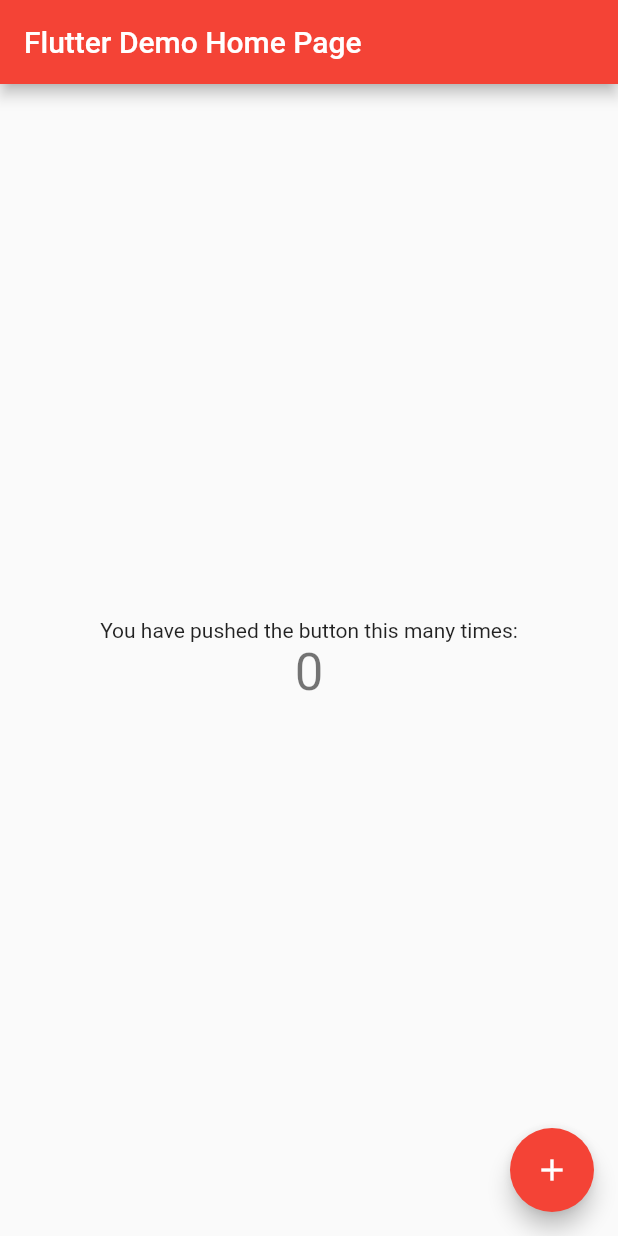
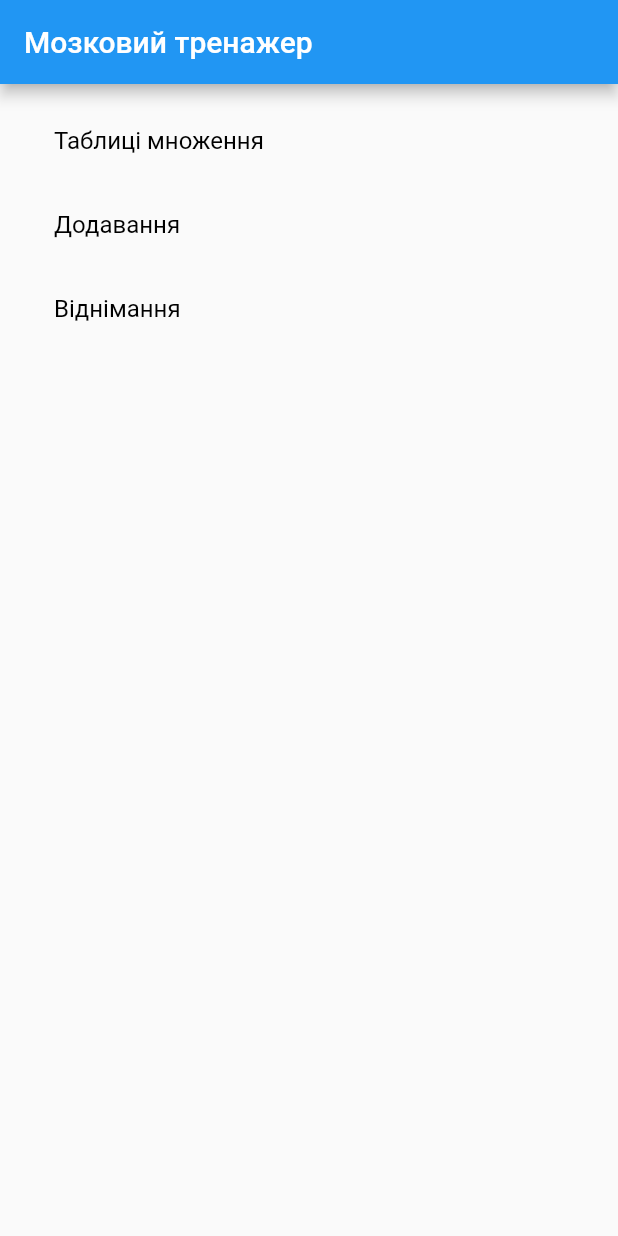
Before and after one commit to MokriyDoshch/TrainingBraine, a Flutter app: the screen it shows after launch, on a phone screen of 412 x 824 dp. Run offline on Flutter 3.47's test engine with Material 2 defaults, Android fonts, the phone set to English and light mode, and no system bars; our stand-ins replace audioplayers.

Commit message:
List of exercise equipment

```diff
--- a/lib/main.dart
+++ b/lib/main.dart
@@ -1,4 +1,6 @@
 import 'package:flutter/material.dart';
+
+import 'mainscreen.dart';
 
 void main() {
   runApp(const MyApp());
@@ -7,109 +9,8 @@ void main() {
 class MyApp extends StatelessWidget {
   const MyApp({super.key});
 
-  // This widget is the root of your application.
   @override
   Widget build(BuildContext context) {
-    return MaterialApp(
-      title: 'Flutter Demo',
-      theme: ThemeData(
-        // This is the theme of your application.
-        //
-        // Try running your application with "flutter run". You'll see the
-        // application has a blue toolbar. Then, without quitting the app, try
-        // changing the primarySwatch below to Colors.green and then invoke
-        // "hot reload" (press "r" in the console where you ran "flutter run",
-        // or simply save your changes to "hot reload" in a Flutter IDE).
-        // Notice that the counter didn't reset back to zero; the application
-        // is not restarted.
-        primarySwatch: Colors.red,
-      ),
-      home: const MyHomePage(title: 'Flutter Demo Home Page'),
-    );
+    return MainScreen();
   }
 }
-
-class MyHomePage extends StatefulWidget {
-  const MyHomePage({super.key, required this.title});
-
-  // This widget is the home page of your application. It is stateful, meaning
-  // that it has a State object (defined below) that contains fields that affect
-  // how it looks.
-
-  // This class is the configuration for the state. It holds the values (in this
-  // case the title) provided by the parent (in this case the App widget) and
-  // used by the build method of the State. Fields in a Widget subclass are
-  // always marked "final".
-
-  final String title;
-
-  @override
-  State<MyHomePage> createState() => _MyHomePageState();
-}
-
-class _MyHomePageState extends State<MyHomePage> {
-  int _counter = 0;
-
-  void _incrementCounter() {
-    setState(() {
-      // This call to setState tells the Flutter framework that something has
-      // changed in this State, which causes it to rerun the build method below
-      // so that the display can reflect the updated values. If we changed
-      // _counter without calling setState(), then the build method would not be
-      // called again, and so nothing would appear to happen.
-      _counter++;
-    });
-  }
-
-  @override
-  Widget build(BuildContext context) {
-    // This method is rerun every time setState is called, for instance as done
-    // by the _incrementCounter method above.
-    //
-    // The Flutter framework has been optimized to make rerunning build methods
-    // fast, so that you can just rebuild anything that needs updating rather
-    // than having to individually change instances of widgets.
-    return Scaffold(
-      appBar: AppBar(
-        // Here we take the value from the MyHomePage object that was created by
-        // the App.build method, and use it to set our appbar title.
-        title: Text(widget.title),
-      ),
-      body: Center(
-        // Center is a layout widget. It takes a single child and positions it
-        // in the middle of the parent.
-        child: Column(
-          // Column is also a layout widget. It takes a list of children and
-          // arranges them vertically. By default, it sizes itself to fit its
-          // children horizontally, and tries to be as tall as its parent.
-          //
-          // Invoke "debug painting" (press "p" in the console, choose the
-          // "Toggle Debug Paint" action from the Flutter Inspector in Android
-          // Studio, or the "Toggle Debug Paint" command in Visual Studio Code)
-          // to see the wireframe for each widget.
-          //
-          // Column has various properties to control how it sizes itself and
-          // how it positions its children. Here we use mainAxisAlignment to
-          // center the children vertically; the main axis here is the vertical
-          // axis because Columns are vertical (the cross axis would be
-          // horizontal).
-          mainAxisAlignment: MainAxisAlignment.center,
-          children: <Widget>[
-            const Text(
-              'You have pushed the button this many times:',
-            ),
-            Text(
-              '$_counter',
-              style: Theme.of(context).textTheme.headline4,
-            ),
-          ],
-        ),
-      ),
-      floatingActionButton: FloatingActionButton(
-        onPressed: _incrementCounter,
-        tooltip: 'Increment',
-        child: const Icon(Icons.add),
-      ), // This trailing comma makes auto-formatting nicer for build methods.
-    );
-  }
-}
--- /dev/null
+++ b/lib/mainscreen.dart
@@ -0,0 +1,75 @@
+import 'package:flutter/material.dart';
+//import 'dart:async';
+//import 'dart:math';
+//import 'package:audioplayers/audioplayers.dart';
+//import 'package:flutter/rendering.dart';
+//import 'package:flutter/services.dart';
+//import 'dart:typed_data';
+
+import 'multiplication.dart';
+
+class MainScreen extends StatefulWidget {
+  const MainScreen({Key?  key}) : super(key: key);
+  @override
+  State<MainScreen> createState() => _MainScreen();
+}
+
+class _MainScreen extends State<MainScreen> {
+  Map<String,WidgetBuilder> screens = {
+    '/Таблиці множення': (context) => const Multiplication(),
+    '/Додавання': (context) => const Multiplication(),
+    '/Віднімання': (context) => const Multiplication(),
+  };
+
+  void initState() {
+    super.initState();
+  }
+
+  @override
+  Widget build(BuildContext context) {
+    //double screenWidth = MediaQuery.of(context).size.width;
+    return MaterialApp(
+      title: "TrainingBraine",
+      routes: screens,
+      /*{
+        '/Таблиці множення': (context) => const Multiplication(),
+        '/Додавання': (context) => const Multiplication(),
+      },*/
+      home: Scaffold(
+        appBar: AppBar(
+          title: const Text('Мозковий тренажер'),
+
+        ),
+        body: Center(
+          child: Padding(
+            padding: const EdgeInsets.fromLTRB(20,10,20,10),
+
+      child: ListView.builder(
+        itemCount: screens.keys.length,
+        //prototypeItem: ListTile(title: Text('n')),
+        itemBuilder: (context,index) {
+          String nameItem = screens.keys.elementAt(index);//screens[index];
+          return ListTile(title: Text(nameItem.substring(1,nameItem.length),
+              style: const TextStyle(
+                  color: Colors.black
+              ),
+          ),
+            onTap: () {
+              Navigator.pushNamed(context,nameItem);
+              /*Navigator.of(context).push(
+                MaterialPageRoute<void>(
+                  builder: (context) {
+                    return const Multiplication();
+                  }
+                )
+              );*/
+            },
+          );
+        },
+      ),
+    ),
+        ),
+      )
+    );
+  }
+}
```
Also changed, not shown: lib/multiplication.dart (added, +251 -0 lines), pubspec.yaml (+5 -2 lines), assets/image/Like-icon.png (added), lib/addition.dart (added), lib/subtraction.dart (added), pubspec.lock, 2 other files.
